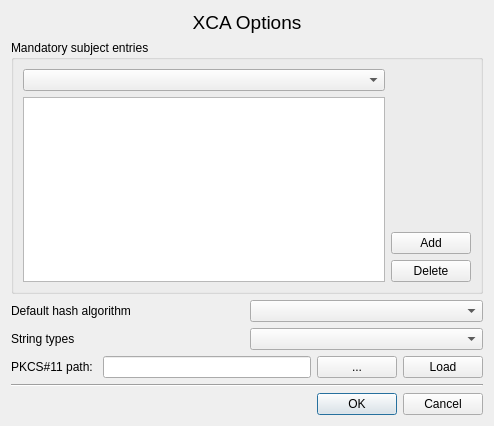
Before: the Qt Designer form ui/Options.ui in chris2511/xca, drawn with Qt 5.
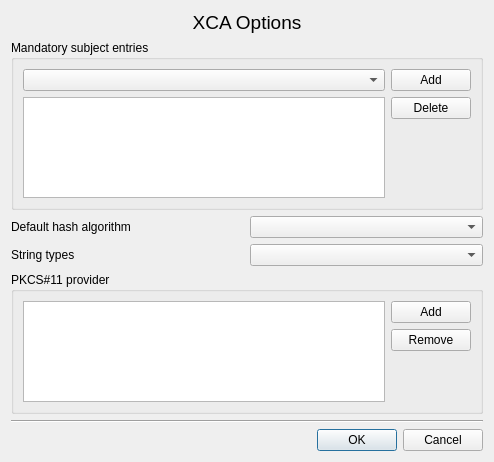
After: the same form once the commit is applied. Custom widgets are drawn as their Qt base class.

Commit message: Support multiple PKCS#11 provider

```diff
--- a/ui/Options.ui
+++ b/ui/Options.ui
@@ -7,10 +7,10 @@
     <x>0</x>
     <y>0</y>
     <width>494</width>
-    <height>426</height>
+    <height>462</height>
    </rect>
   </property>
-  <layout class="QVBoxLayout" name="verticalLayout">
+  <layout class="QVBoxLayout" name="verticalLayout_3">
    <item>
     <widget class="QLabel" name="TextLabel1">
      <property name="font">
@@ -37,13 +37,7 @@
      <property name="title">
       <string>Mandatory subject entries</string>
      </property>
-     <layout class="QHBoxLayout">
-      <property name="spacing">
-       <number>6</number>
-      </property>
-      <property name="margin">
-       <number>9</number>
-      </property>
+     <layout class="QHBoxLayout" name="horizontalLayout">
       <item>
        <layout class="QVBoxLayout">
         <property name="spacing">
@@ -61,26 +55,7 @@
        </layout>
       </item>
       <item>
-       <layout class="QVBoxLayout">
-        <property name="spacing">
-         <number>6</number>
-        </property>
-        <property name="margin">
-         <number>0</number>
-        </property>
-        <item>
-         <spacer>
-          <property name="orientation">
-           <enum>Qt::Vertical</enum>
-          </property>
-          <property name="sizeHint" stdset="0">
-           <size>
-            <width>20</width>
-            <height>40</height>
-           </size>
-          </property>
-         </spacer>
-        </item>
+       <layout class="QVBoxLayout" name="verticalLayout_2">
         <item>
          <widget class="QPushButton" name="extDNadd">
           <property name="text">
@@ -95,6 +70,19 @@
           </property>
          </widget>
         </item>
+        <item>
+         <spacer>
+          <property name="orientation">
+           <enum>Qt::Vertical</enum>
+          </property>
+          <property name="sizeHint" stdset="0">
+           <size>
+            <width>20</width>
+            <height>40</height>
+           </size>
+          </property>
+         </spacer>
+        </item>
        </layout>
       </item>
      </layout>
@@ -141,26 +129,18 @@
     </layout>
    </item>
    <item>
-    <layout class="QHBoxLayout" name="horizontalLayout">
-     <item>
-      <widget class="QLabel" name="label_2">
-       <property name="text">
-        <string>PKCS#11 path: </string>
-       </property>
-      </widget>
-     </item>
+    <widget class="QGroupBox" name="groupBox_2">
+     <property name="title">
+      <string>PKCS#11 provider</string>
+     </property>
+     <layout class="QHBoxLayout" name="horizontalLayout_2">
      <item>
-      <widget class="QLineEdit" name="pkcs11path">
-       <property name="sizePolicy">
-        <sizepolicy hsizetype="Expanding" vsizetype="Fixed">
-         <horstretch>0</horstretch>
-         <verstretch>0</verstretch>
-        </sizepolicy>
-       </property>
-      </widget>
+       <widget class="QListWidget" name="pkcs11List"/>
      </item>
      <item>
-      <widget class="QPushButton" name="fileButton">
+       <layout class="QVBoxLayout" name="verticalLayout">
+        <item>
+         <widget class="QPushButton" name="addButton">
        <property name="sizePolicy">
         <sizepolicy hsizetype="Minimum" vsizetype="Fixed">
          <horstretch>0</horstretch>
@@ -168,12 +148,12 @@
         </sizepolicy>
        </property>
        <property name="text">
-        <string>...</string>
+           <string>Add</string>
        </property>
       </widget>
      </item>
      <item>
-      <widget class="QPushButton" name="tryLoadButton">
+         <widget class="QPushButton" name="removeButton">
        <property name="sizePolicy">
         <sizepolicy hsizetype="Minimum" vsizetype="Fixed">
          <horstretch>0</horstretch>
@@ -181,11 +161,27 @@
         </sizepolicy>
        </property>
        <property name="text">
-        <string>Load</string>
+           <string>Remove</string>
        </property>
       </widget>
      </item>
-    </layout>
+        <item>
+         <spacer name="verticalSpacer">
+          <property name="orientation">
+           <enum>Qt::Vertical</enum>
+          </property>
+          <property name="sizeHint" stdset="0">
+           <size>
+            <width>20</width>
+            <height>40</height>
+           </size>
+          </property>
+         </spacer>
+        </item>
+       </layout>
+      </item>
+     </layout>
+    </widget>
    </item>
    <item>
     <widget class="Line" name="line">
```
Lines whose indentation alone changed are shown as unchanged. The commit also changes 25 other files.
